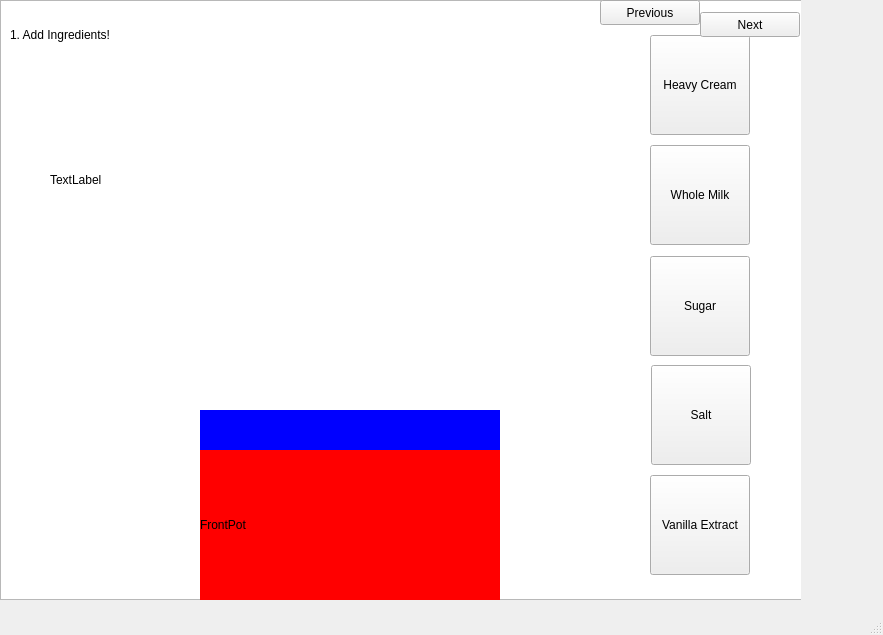
This is mainwindow.ui in seojungood/Icecream-make-tutorial as Qt 5 draws it before an edit. The edited form follows.
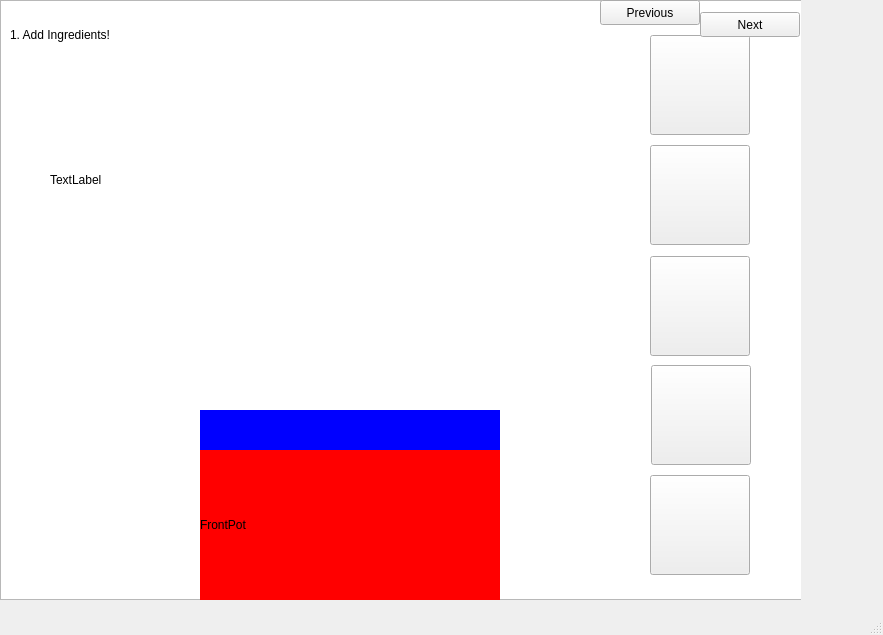
This is the edited form. Custom widgets are drawn as their Qt base class.

Commit message: Added images to ingredient buttons

The edit to the form file:
```diff
--- a/mainwindow.ui
+++ b/mainwindow.ui
@@ -65,7 +65,7 @@
        </rect>
       </property>
       <property name="text">
-       <string>Heavy Cream</string>
+       <string/>
       </property>
      </widget>
      <widget class="QPushButton" name="buttonMilk">
@@ -78,7 +78,7 @@
        </rect>
       </property>
       <property name="text">
-       <string>Whole Milk</string>
+       <string/>
       </property>
      </widget>
      <widget class="QPushButton" name="buttonSugar">
@@ -91,7 +91,7 @@
        </rect>
       </property>
       <property name="text">
-       <string>Sugar</string>
+       <string/>
       </property>
      </widget>
      <widget class="QPushButton" name="buttonSalt">
@@ -104,7 +104,7 @@
        </rect>
       </property>
       <property name="text">
-       <string>Salt</string>
+       <string/>
       </property>
      </widget>
      <widget class="QPushButton" name="buttonVanilla">
@@ -117,7 +117,7 @@
        </rect>
       </property>
       <property name="text">
-       <string>Vanilla Extract</string>
+       <string/>
       </property>
      </widget>
      <widget class="QLabel" name="labelFrontPot">
```
The commit also changes 1 other file.
